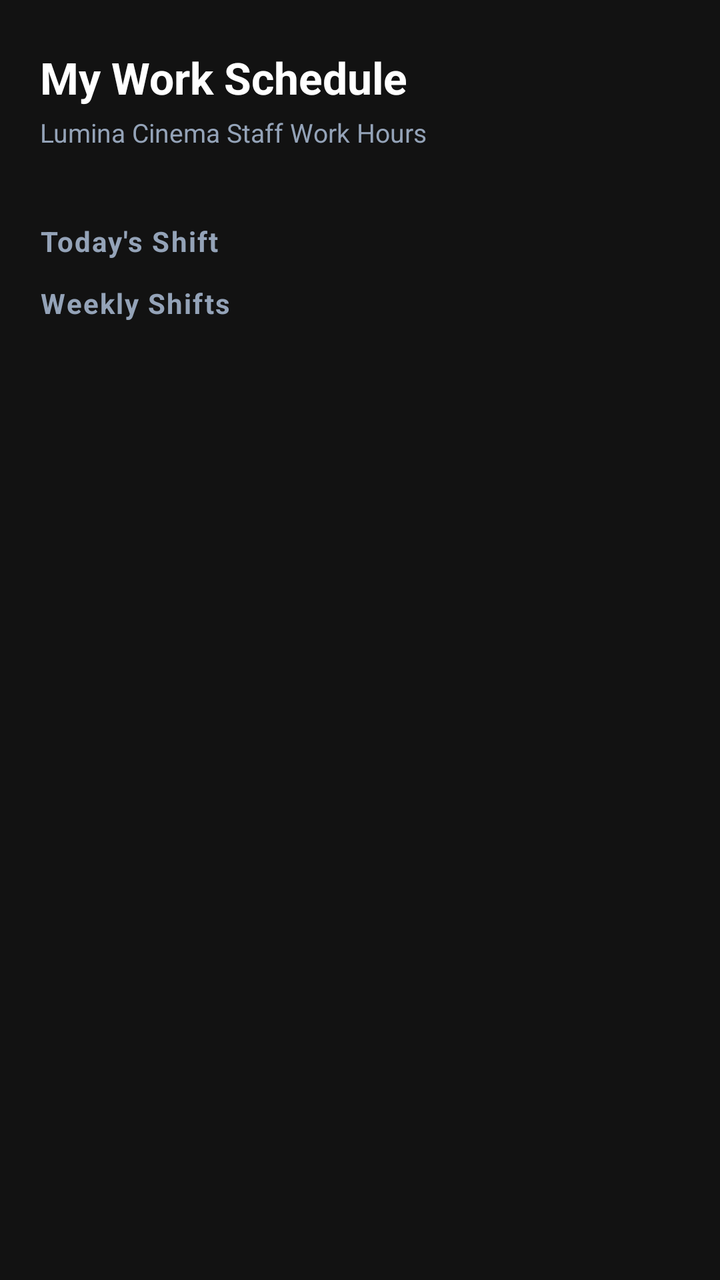
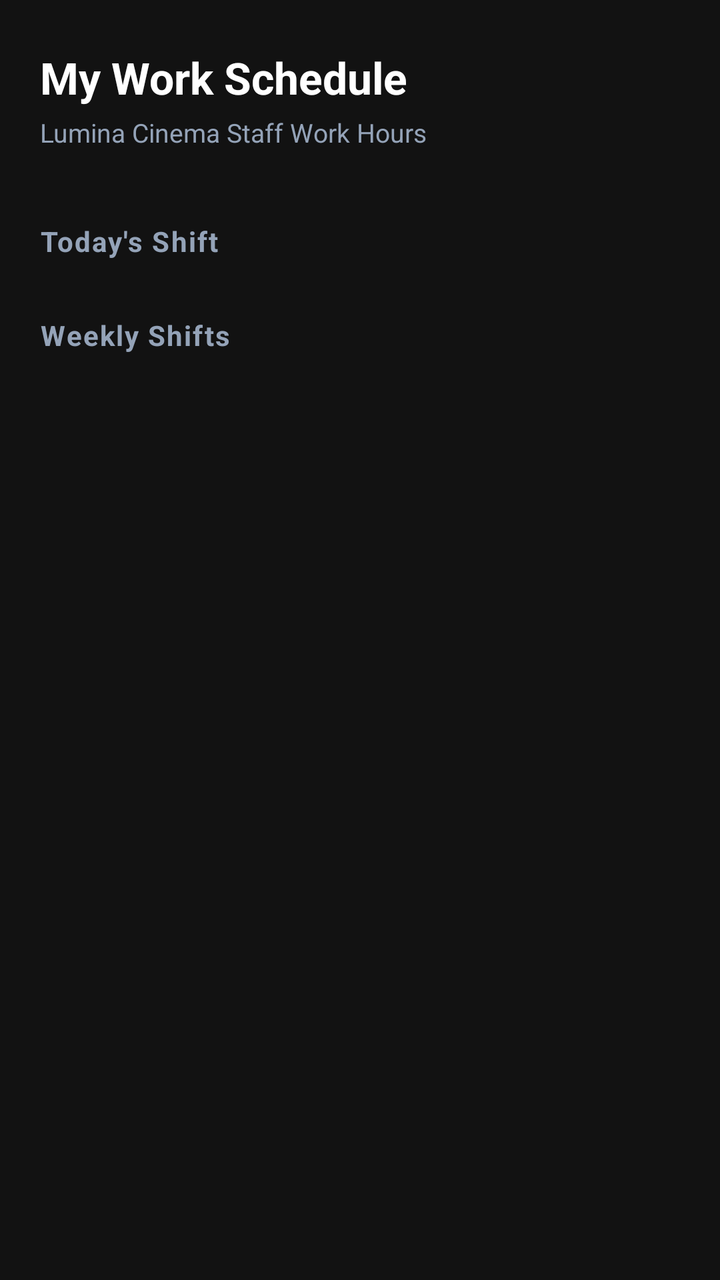

The first picture is an Android layout as it rendered before a commit; the second is the same layout after the commit. The layout source and the unified diff follow.
<!-- AndroidManifest.xml: application theme Theme.Moviebookingapp -->
<!-- res/layout/fragment_staff_schedule.xml -->
<?xml version="1.0" encoding="utf-8"?>
<androidx.constraintlayout.widget.ConstraintLayout xmlns:android="http://schemas.android.com/apk/res/android"
    xmlns:app="http://schemas.android.com/apk/res-auto"
    xmlns:tools="http://schemas.android.com/tools"
    android:layout_width="match_parent"
    android:layout_height="match_parent"
    android:background="@color/admin_bg">

    
    <androidx.constraintlayout.widget.ConstraintLayout
        android:id="@+id/headerLayout"
        android:layout_width="match_parent"
        android:layout_height="wrap_content"
        android:paddingHorizontal="20dp"
        android:paddingTop="24dp"
        android:paddingBottom="12dp"
        app:layout_constraintTop_toTopOf="parent">

        <TextView
            android:id="@+id/tvSectionHeader"
            android:layout_width="wrap_content"
            android:layout_height="wrap_content"
            android:text="@string/auto_str_my_work_schedule"
            android:textColor="@color/white"
            android:textSize="22sp"
            android:textStyle="bold"
            app:layout_constraintTop_toTopOf="parent"
            app:layout_constraintStart_toStartOf="parent" />

        <TextView
            android:id="@+id/tvSectionSubtitle"
            android:layout_width="wrap_content"
            android:layout_height="wrap_content"
            android:text="@string/auto_str_lumina_cinema_staff_work_hours"
            android:textColor="@color/auto_color_94A3B8"
            android:textSize="13sp"
            android:layout_marginTop="4dp"
            app:layout_constraintTop_toBottomOf="@id/tvSectionHeader"
            app:layout_constraintStart_toStartOf="parent" />
    </androidx.constraintlayout.widget.ConstraintLayout>

    
    <androidx.core.widget.NestedScrollView
        android:layout_width="match_parent"
        android:layout_height="0dp"
        android:fillViewport="true"
        app:layout_constraintTop_toBottomOf="@id/headerLayout"
        app:layout_constraintBottom_toBottomOf="parent">

        <LinearLayout
            android:layout_width="match_parent"
            android:layout_height="wrap_content"
            android:orientation="vertical"
            android:paddingHorizontal="20dp"
            android:paddingBottom="24dp">

            
            <androidx.recyclerview.widget.RecyclerView
                android:id="@+id/rvWeeklyCalendar"
                android:layout_width="match_parent"
                android:layout_height="wrap_content"
                android:orientation="horizontal"
                android:layout_marginBottom="24dp"
                android:clipToPadding="false"
                app:layoutManager="androidx.recyclerview.widget.LinearLayoutManager"
                tools:listitem="@layout/item_show_date" />

            
            <TextView
                android:id="@+id/tvTodayHeader"
                android:layout_width="wrap_content"
                android:layout_height="wrap_content"
                android:text="@string/auto_str_today_s_shift"
                android:textColor="@color/auto_color_94A3B8"
                android:textSize="14sp"
                android:textStyle="bold"
                android:letterSpacing="0.05"
                android:layout_marginBottom="12dp" />

            
            <LinearLayout
                android:id="@+id/lnTodayShiftsContainer"
                android:layout_width="match_parent"
                android:layout_height="wrap_content"
                android:orientation="vertical" />

            
            <TextView
                android:layout_width="wrap_content"
                android:layout_height="wrap_content"
                android:text="@string/auto_str_weekly_shifts"
                android:textColor="@color/auto_color_94A3B8"
                android:textSize="14sp"
                android:textStyle="bold"
                android:letterSpacing="0.05"
                android:layout_marginBottom="12dp" />

            <androidx.recyclerview.widget.RecyclerView
                android:id="@+id/rvWeeklyShifts"
                android:layout_width="match_parent"
                android:layout_height="wrap_content"
                tools:listitem="@layout/item_staff_schedule_shift" />

        </LinearLayout>
    </androidx.core.widget.NestedScrollView>

</androidx.constraintlayout.widget.ConstraintLayout>
<!-- res/layout/item_show_date.xml (included above) -->
<?xml version="1.0" encoding="utf-8"?>
<androidx.constraintlayout.widget.ConstraintLayout xmlns:android="http://schemas.android.com/apk/res/android"
    xmlns:app="http://schemas.android.com/apk/res-auto"
    android:id="@+id/layoutDate"
    android:layout_width="60dp"
    android:layout_height="88dp"
    android:layout_marginEnd="12dp"
    android:background="@android:color/transparent">

    <TextView
        android:id="@+id/tvMonth"
        android:layout_width="wrap_content"
        android:layout_height="wrap_content"
        android:layout_marginTop="8dp"
        android:textColor="@color/text_secondary"
        android:textSize="13sp"
        app:layout_constraintEnd_toEndOf="parent"
        app:layout_constraintStart_toStartOf="parent"
        app:layout_constraintTop_toTopOf="parent" />

    <TextView
        android:id="@+id/tvDay"
        android:layout_width="44dp"
        android:layout_height="44dp"
        android:layout_marginBottom="8dp"
        android:background="@drawable/bg_date_unselected"
        android:gravity="center"
        android:textColor="@color/text_primary"
        android:textSize="18sp"
        android:textStyle="bold"
        app:layout_constraintBottom_toBottomOf="parent"
        app:layout_constraintEnd_toEndOf="parent"
        app:layout_constraintStart_toStartOf="parent" />

</androidx.constraintlayout.widget.ConstraintLayout>
<!-- res/layout/item_staff_schedule_shift.xml (included above) -->
<?xml version="1.0" encoding="utf-8"?>
<com.google.android.material.card.MaterialCardView xmlns:android="http://schemas.android.com/apk/res/android"
    xmlns:app="http://schemas.android.com/apk/res-auto"
    android:layout_width="match_parent"
    android:layout_height="wrap_content"
    android:layout_marginBottom="14dp"
    app:cardBackgroundColor="@color/bg_surface"
    app:cardCornerRadius="16dp"
    app:strokeColor="@color/border_subtle"
    app:strokeWidth="1dp"
    app:cardElevation="2dp">

    <LinearLayout
        android:layout_width="match_parent"
        android:layout_height="wrap_content"
        android:orientation="horizontal"
        android:padding="16dp"
        android:gravity="center_vertical">

        
        <LinearLayout
            android:layout_width="64dp"
            android:layout_height="76dp"
            android:orientation="vertical"
            android:gravity="center"
            android:background="@drawable/bg_date_item"
            android:padding="4dp">

            <TextView
                android:id="@+id/tvBadgeDayName"
                android:layout_width="wrap_content"
                android:layout_height="wrap_content"
                android:textColor="@color/text_secondary"
                android:textSize="11sp"
                android:textStyle="bold"
                android:letterSpacing="0.05"
                android:text="@string/auto_str_thu" />

            <TextView
                android:id="@+id/tvBadgeDayNumber"
                android:layout_width="wrap_content"
                android:layout_height="wrap_content"
                android:textColor="@color/white"
                android:textSize="22sp"
                android:textStyle="bold"
                android:layout_marginVertical="1dp"
                android:text="@string/auto_str_16" />

            <TextView
                android:id="@+id/tvBadgeMonthName"
                android:layout_width="wrap_content"
                android:layout_height="wrap_content"
                android:textColor="@color/text_secondary"
                android:textSize="11sp"
                android:text="@string/auto_str_jul" />
        </LinearLayout>

        
        <LinearLayout
            android:layout_width="0dp"
            android:layout_height="wrap_content"
            android:layout_weight="1"
            android:layout_marginStart="16dp"
            android:orientation="vertical">

            
            <RelativeLayout
                android:layout_width="match_parent"
                android:layout_height="wrap_content"
                android:layout_marginBottom="6dp">

                <TextView
                    android:id="@+id/tvShiftName"
                    android:layout_width="wrap_content"
                    android:layout_height="wrap_content"
                    android:textColor="@color/white"
                    android:textSize="16sp"
                    android:textStyle="bold"
                    android:text="@string/auto_str_morning_shift_1" />

                <TextView
                    android:id="@+id/tvShiftStatus"
                    android:layout_width="wrap_content"
                    android:layout_height="wrap_content"
                    android:layout_alignParentEnd="true"
                    android:text="@string/auto_str_assigned"
                    android:textColor="@color/color_gold"
                    android:textSize="10sp"
                    android:textStyle="bold"
                    android:paddingHorizontal="10dp"
                    android:paddingVertical="4dp" />
            </RelativeLayout>

            
            <LinearLayout
                android:id="@+id/layoutShiftTime"
                android:layout_width="match_parent"
                android:layout_height="wrap_content"
                android:orientation="horizontal"
                android:gravity="center_vertical"
                android:layout_marginBottom="6dp">

                <ImageView
                    android:layout_width="14dp"
                    android:layout_height="14dp"
                    android:src="@drawable/ic_clock"
                    app:tint="@color/text_secondary" />

                <TextView
                    android:id="@+id/tvShiftTimeText"
                    android:layout_width="wrap_content"
                    android:layout_height="wrap_content"
                    android:layout_marginStart="6dp"
                    android:textColor="@color/text_secondary"
                    android:textSize="13sp"
                    android:text="@string/auto_str_08_00_am_12_00_pm_1" />
            </LinearLayout>

            
            <com.google.android.material.button.MaterialButton
                android:id="@+id/btnShiftAction"
                style="@style/Widget.MaterialComponents.Button.TextButton"
                android:layout_width="wrap_content"
                android:layout_height="32dp"
                android:text="@string/auto_str_request_time_off"
                android:textColor="@color/auto_color_FB7185"
                android:textSize="12sp"
                android:textStyle="bold"
                android:textAllCaps="false"
                android:padding="0dp"
                android:insetTop="0dp"
                android:insetBottom="0dp"
                android:layout_gravity="end" />

        </LinearLayout>
    </LinearLayout>
</com.google.android.material.card.MaterialCardView>
<!-- resources referenced by this layout -->
<resources>
  <color name="admin_bg">#121212</color>
  <color name="auto_color_94A3B8">#94A3B8</color>
  <color name="auto_color_FB7185">#FB7185</color>
  <color name="bg_surface">#1A1A1A</color>
  <color name="border_subtle">#2A2A2A</color>
  <color name="color_gold">#EAB308</color>
  <color name="text_primary">#FFFFFF</color>
  <color name="text_secondary">#9A9A9A</color>
  <color name="white">#FFFFFFFF</color>
  <!-- drawable bg_date_item (drawable) -->
  <?xml version="1.0" encoding="utf-8"?>
  <selector xmlns:android="http://schemas.android.com/apk/res/android">
      
      <item android:state_selected="true">
          <shape android:shape="rectangle">
              <corners android:radius="24dp" />
              <stroke android:width="1.5dp" android:color="@color/gold_selected" />
              <solid android:color="@color/auto_color_26FFC107" />
          </shape>
      </item>
      
      <item>
          <shape android:shape="rectangle">
              <corners android:radius="24dp" />
              <stroke android:width="1dp" android:color="@color/auto_color_33FFFFFF" />
              <solid android:color="@color/auto_color_12FFFFFF" />
          </shape>
      </item>
  </selector>
  <!-- drawable bg_date_unselected (drawable) -->
  <?xml version="1.0" encoding="utf-8"?>
  <shape xmlns:android="http://schemas.android.com/apk/res/android">
      <solid android:color="@color/bg_surface" />
      <corners android:radius="22dp" />
  </shape>
  <!-- drawable ic_clock (drawable) -->
  <vector xmlns:android="http://schemas.android.com/apk/res/android"
      android:width="24dp"
      android:height="24dp"
      android:viewportWidth="24"
      android:viewportHeight="24"
      android:tint="@color/auto_color_FFFFFF">
      <path
          android:fillColor="@android:color/white"
          android:pathData="M11.99,2C6.47,2 2,6.48 2,12s4.47,10 9.99,10C17.52,22 22,17.52 22,12S17.52,2 11.99,2zM12,20c-4.42,0 -8,-3.58 -8,-8s3.58,-8 8,-8 8,3.58 8,8 -3.58,8 -8,8zM12.5,7H11v6l5.25,3.15 0.75,-1.23 -4.5,-2.67z"/>
  </vector>
  <string name="auto_str_08_00_am_12_00_pm_1">08:00 AM - 12:00 PM</string>
  <string name="auto_str_16">16</string>
  <string name="auto_str_assigned">Assigned</string>
  <string name="auto_str_jul">Jul</string>
  <string name="auto_str_lumina_cinema_staff_work_hours">Lumina Cinema Staff Work Hours</string>
  <string name="auto_str_morning_shift_1">Morning Shift</string>
  <string name="auto_str_my_work_schedule">My Work Schedule</string>
  <string name="auto_str_request_time_off">Request time off</string>
  <string name="auto_str_thu">Thu</string>
  <string name="auto_str_today_s_shift">Today\'s Shift</string>
  <string name="auto_str_weekly_shifts">Weekly Shifts</string>
  <style name="Theme.Moviebookingapp" parent="Base.Theme.Moviebookingapp" />
  <color name="gold_selected">#F5C518</color>
  <color name="auto_color_26FFC107">#26FFC107</color>
  <color name="auto_color_33FFFFFF">#33FFFFFF</color>
  <color name="auto_color_12FFFFFF">#12FFFFFF</color>
  <color name="auto_color_FFFFFF">#FFFFFF</color>
  <style name="Base.Theme.Moviebookingapp" parent="Theme.Material3.DayNight.NoActionBar">
          <item name="colorPrimary">@color/yellow</item>
          <item name="android:windowBackground">@color/background_black</item>
          <item name="android:statusBarColor">@color/background_black</item>
      </style>
  <color name="yellow">#FFC107</color>
  <color name="background_black">#FF000000</color>
</resources>

<!-- the commit's change to res/layout/fragment_staff_schedule.xml (unified diff, before → after) -->
@@ -86,6 +86,28 @@
 
             
             <TextView
+                android:id="@+id/tvNeedReplacementHeader"
+                android:layout_width="wrap_content"
+                android:layout_height="wrap_content"
+                android:text="Shifts Need Replacement"
+                android:textColor="@color/auto_color_94A3B8"
+                android:textSize="14sp"
+                android:textStyle="bold"
+                android:letterSpacing="0.05"
+                android:layout_marginTop="16dp"
+                android:layout_marginBottom="12dp"
+                android:visibility="gone" /> 
+
+            <androidx.recyclerview.widget.RecyclerView
+                android:id="@+id/rvNeedReplacementShifts"
+                android:layout_width="match_parent"
+                android:layout_height="wrap_content"
+                android:layout_marginBottom="16dp"
+                android:visibility="gone"
+                tools:listitem="@layout/item_staff_schedule_shift" />
+
+            
+            <TextView
                 android:layout_width="wrap_content"
                 android:layout_height="wrap_content"
                 android:text="@string/auto_str_weekly_shifts"
@@ -93,6 +115,7 @@
                 android:textSize="14sp"
                 android:textStyle="bold"
                 android:letterSpacing="0.05"
+                android:layout_marginTop="16dp"
                 android:layout_marginBottom="12dp" />
 
             <androidx.recyclerview.widget.RecyclerView
